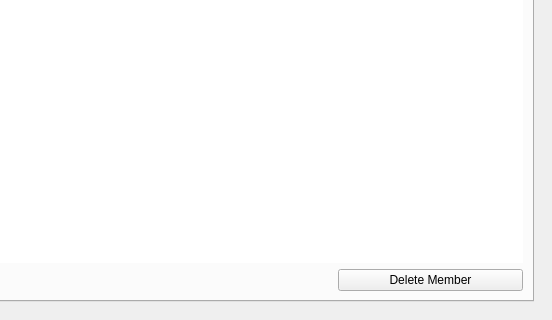
First picture: the form in BulkClub/mainwindow.ui, repository josharaedwards/CS1C-Project-2, before the edit; both pictures show x 478 to 1030 and y 259 to 579 of the 1030 by 579 pixel window.
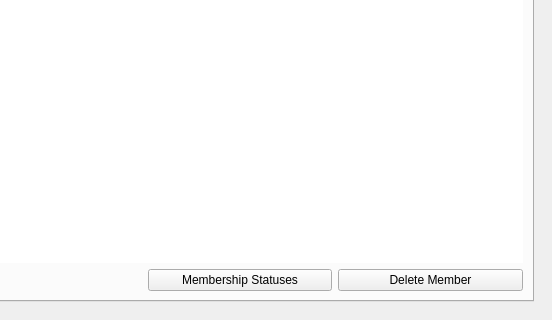
Second picture: the form after the edit. The open tabs and pages were chosen to show the change.

Commit message: Update to include membership button

The edit to the form file:
```diff
--- a/BulkClub/mainwindow.ui
+++ b/BulkClub/mainwindow.ui
@@ -226,6 +226,13 @@
               </property>
              </widget>
             </item>
+            <item row="3" column="2">
+             <widget class="QPushButton" name="memStatusButton">
+              <property name="text">
+               <string>Membership Statuses</string>
+              </property>
+             </widget>
+            </item>
            </layout>
           </widget>
           <widget class="QWidget" name="salesTab">
```
Left out of the diff: 2 changed lines with no effect on the pictures. The commit also changes 5 other files.
